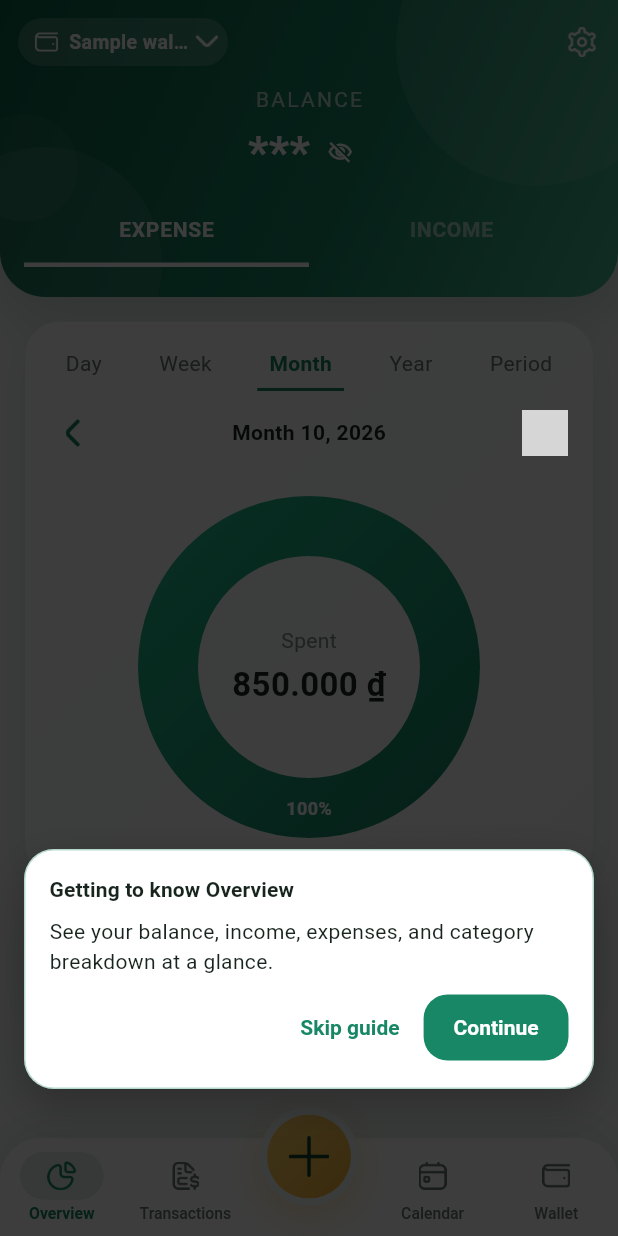
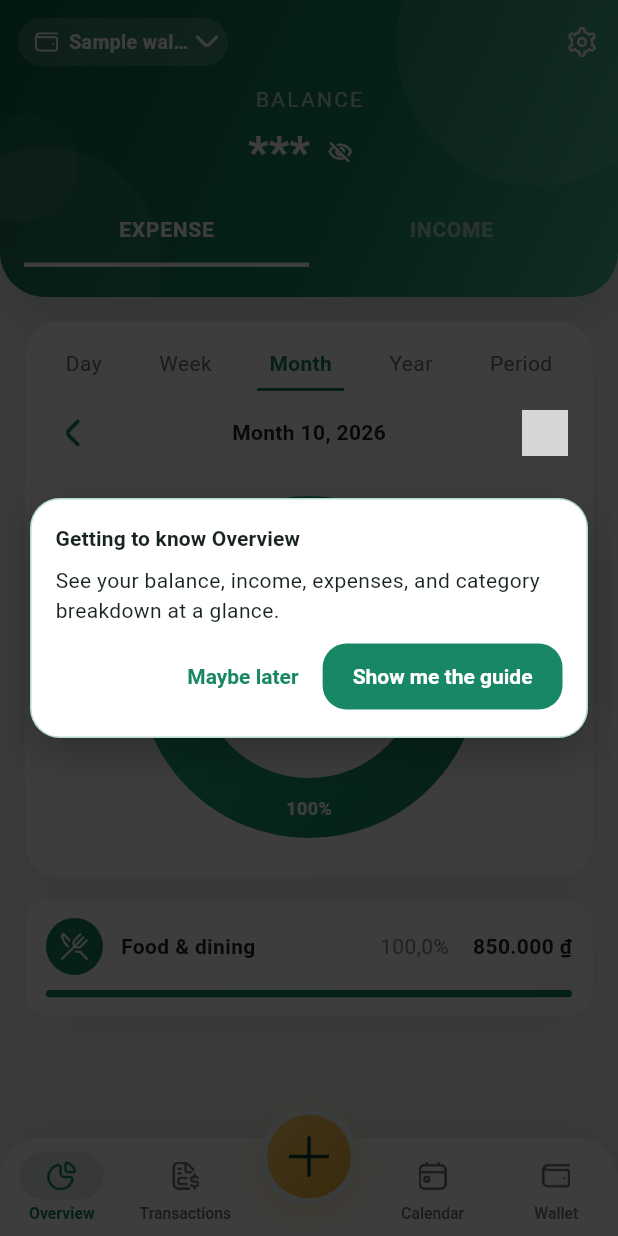
Before and after one commit to faa26dinhtuan/money_manager_app, a Flutter app: the MainShell screen opened directly, on a phone screen of 412 x 824 dp. Run offline on Flutter 3.47's test engine with Material 3 defaults, Android fonts, the phone set to English and light mode, and no system bars; drawn by our look-alikes of fl_chart; our stand-ins replace flutter_local_notifications, flutter_timezone, package_info_plus, share_plus, shared_preferences, timezone; accounts and stored records are empty; grey boxes are pictures that could not be loaded.

Commit message:
fix: center overview guide intro

```diff
--- a/lib/features/overview/overview_guide_dialog.dart
+++ b/lib/features/overview/overview_guide_dialog.dart
@@ -277,16 +277,15 @@ class _OverviewGuideOverlayState extends State<OverviewGuideOverlay> {
                   ),
                 ),
                 if (!widget.controller.started)
-                  Positioned(
-                    left: 16,
-                    right: 16,
-                    bottom: media.padding.bottom +
-                        CustomBottomNav.barHeight +
-                        CustomBottomNav.protrusion +
-                        12,
-                    child: _OverviewGuideIntro(
-                      onStart: widget.controller.start,
-                      onSkip: widget.controller.skip,
+                  Positioned.fill(
+                    child: Center(
+                      child: Padding(
+                        padding: const EdgeInsets.symmetric(horizontal: 20),
+                        child: _OverviewGuideIntro(
+                          onStart: widget.controller.start,
+                          onSkip: widget.controller.skip,
+                        ),
+                      ),
                     ),
                   )
                 else
@@ -355,9 +354,9 @@ class _OverviewGuideIntro extends StatelessWidget {
           Row(
             children: [
               const Spacer(),
-              TextButton(onPressed: onSkip, child: Text(l.skipGuide)),
+              TextButton(onPressed: onSkip, child: Text(l.maybeLater)),
               const SizedBox(width: 4),
-              FilledButton(onPressed: onStart, child: Text(l.continueText)),
+              FilledButton(onPressed: onStart, child: Text(l.showMeGuide)),
             ],
           ),
         ],
--- a/lib/l10n/app_en.arb
+++ b/lib/l10n/app_en.arb
@@ -487,6 +487,8 @@
   "walletConversionUndone": "Wallet conversion undone",
   "skipWalletSetup": "Skip for now",
   "skipGuide": "Skip guide",
+  "showMeGuide": "Show me the guide",
+  "maybeLater": "Maybe later",
   "overviewGuideTitle": "Getting to know Overview",
   "overviewGuideIntro": "See your balance, income, expenses, and category breakdown at a glance.",
   "overviewGuideDemoInstruction": "The sample wallet and transactions in this walkthrough are illustrative and won't change your real data.",
--- a/lib/l10n/app_localizations.dart
+++ b/lib/l10n/app_localizations.dart
@@ -2834,6 +2834,18 @@ abstract class AppLocalizations {
   /// **'Bỏ qua hướng dẫn'**
   String get skipGuide;
 
+  /// No description provided for @showMeGuide.
+  ///
+  /// In vi, this message translates to:
+  /// **'Cho tôi xem hướng dẫn'**
+  String get showMeGuide;
+
+  /// No description provided for @maybeLater.
+  ///
+  /// In vi, this message translates to:
+  /// **'Để sau'**
+  String get maybeLater;
+
   /// No description provided for @overviewGuideTitle.
   ///
   /// In vi, this message translates to:
--- a/lib/l10n/app_localizations_en.dart
+++ b/lib/l10n/app_localizations_en.dart
@@ -1509,6 +1509,12 @@ class AppLocalizationsEn extends AppLocalizations {
   String get skipGuide => 'Skip guide';
 
   @override
+  String get showMeGuide => 'Show me the guide';
+
+  @override
+  String get maybeLater => 'Maybe later';
+
+  @override
   String get overviewGuideTitle => 'Getting to know Overview';
 
   @override
--- a/lib/l10n/app_localizations_vi.dart
+++ b/lib/l10n/app_localizations_vi.dart
@@ -1507,6 +1507,12 @@ class AppLocalizationsVi extends AppLocalizations {
   String get skipGuide => 'Bỏ qua hướng dẫn';
 
   @override
+  String get showMeGuide => 'Cho tôi xem hướng dẫn';
+
+  @override
+  String get maybeLater => 'Để sau';
+
+  @override
   String get overviewGuideTitle => 'Làm quen với Tổng quan';
 
   @override
--- a/lib/l10n/app_vi.arb
+++ b/lib/l10n/app_vi.arb
@@ -812,6 +812,8 @@
   "walletConversionUndone": "Đã hoàn tác quy đổi ví",
   "skipWalletSetup": "Bỏ qua, tạo ví sau",
   "skipGuide": "Bỏ qua hướng dẫn",
+  "showMeGuide": "Cho tôi xem hướng dẫn",
+  "maybeLater": "Để sau",
   "overviewGuideTitle": "Làm quen với Tổng quan",
   "overviewGuideIntro": "Xem nhanh số dư, thu nhập, chi tiêu và phân bổ theo danh mục.",
   "overviewGuideDemoInstruction": "Ví và giao dịch mẫu trong phần làm quen chỉ để minh họa, không làm thay đổi dữ liệu thật.",
```
